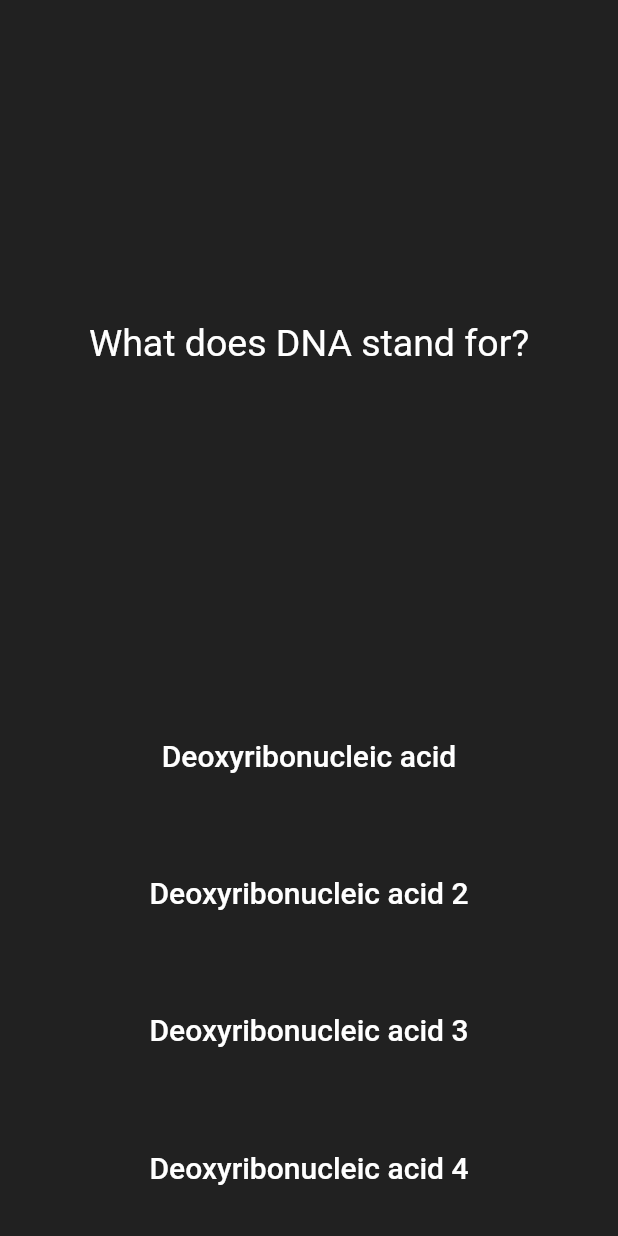
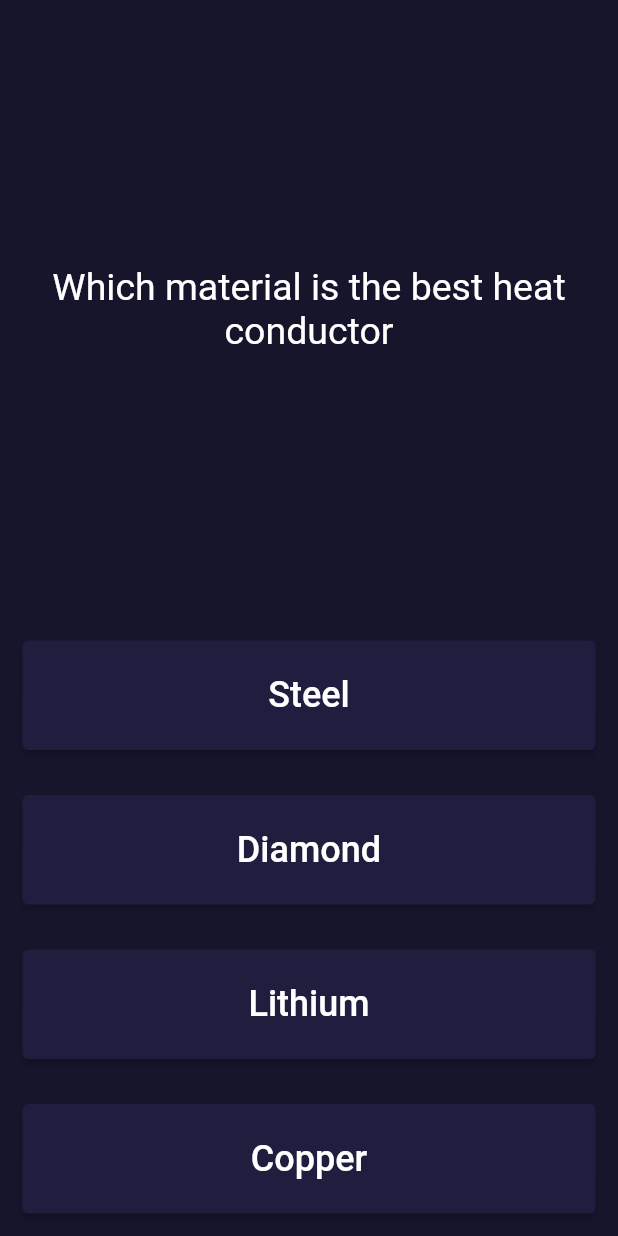
Before and after one commit to PauloMendesGit/ScienceQuiz, a Flutter app: the screen it shows after launch, on a phone screen of 412 x 824 dp. Run offline on Flutter 3.47's test engine with Material 2 defaults, Android fonts, the phone set to English and light mode, and no system bars; missing offline and left inert: dart:ffi.

Commit message:
Button color change based on answer

```diff
--- a/lib/main.dart
+++ b/lib/main.dart
@@ -1,8 +1,8 @@
 import 'dart:ffi';
-
 import 'package:flutter/material.dart';
 //import 'package:rflutter_alert/rflutter_alert.dart';
 import 'quiz_brain.dart';
+import 'dart:async';
 
 QuizBrain quizBrain = QuizBrain();
 
@@ -20,10 +20,7 @@ class ScienceQuiz extends StatelessWidget {
       home: Scaffold(
         backgroundColor: Colors.grey.shade900,
         body: SafeArea(
-          child: Padding(
-            padding: EdgeInsets.symmetric(horizontal: 10.0),
           child: ScienceQuizPage(),
-          ),
         ),
       ),
     );
@@ -37,65 +34,38 @@ class ScienceQuizPage extends StatefulWidget {
 
 class _ScienceQuizPageState extends State<ScienceQuizPage> {
   List<Icon> scoreKeeper = [];
+  late AnimationController _animationController;
+  late Animation _colorTween;
+  var currentButtonColor = Color.fromRGBO(32, 30, 63, 1);
 
-  void checkAnswer(String userPickedAnswer) {
+  bool checkAnswer(String userPickedAnswer) {
     String correctAnswer = quizBrain.getCorrectAnswer();
-
-    setState(() {
-      //TODO: Step 4 - Use IF/ELSE to check if we've reached the end of the quiz. If so,
-      //On the next line, you can also use if (quizBrain.isFinished()) {}, it does the same thing.
-      if (quizBrain.isFinished() == true) {
-        //TODO Step 4 Part A - show an alert using rFlutter_alert,
-
-        //This is the code for the basic alert from the docs for rFlutter Alert:
-        //Alert(context: context, title: "RFLUTTER", desc: "Flutter is awesome.").show();
-
-        //Modified for our purposes:
-        AlertDialog(
-            title: const Text('AlertDialog Title'),
-            content: SingleChildScrollView(
-              child: ListBody(
-              children: const <Widget>[
-                Text('This is a demo alert dialog.'),
-                Text('Would you like to approve of this message?'),
-              ],
-      )
-            )
-        );
-
-        //TODO Step 4 Part C - reset the questionNumber,
-        quizBrain.reset();
-
-        //TODO Step 4 Part D - empty out the scoreKeeper.
-        scoreKeeper = [];
+    //TODO: Step 6 - If we've not reached the end, ELSE do the answer checking steps below
+    if (userPickedAnswer == correctAnswer) {
+      return true;
+    } else {
+      return false;
     }
 
-      //TODO: Step 6 - If we've not reached the end, ELSE do the answer checking steps below 👇
-      else {
-        if (userPickedAnswer == correctAnswer) {
-          scoreKeeper.add(Icon(
-            Icons.check,
-            color: Colors.green,
-          ));
-        } else {
-          scoreKeeper.add(Icon(
-            Icons.close,
-            color: Colors.red,
-          ));
-        }
         quizBrain.nextQuestion();
-      }
-    });
+
   }
 
   @override
   Widget build(BuildContext context) {
-    return Column(
+    double width = MediaQuery.of(context).size.width;
+    double height = MediaQuery.of(context).size.height;
+
+    return  Container(
+        color:  Color.fromRGBO(23, 21, 43, 1),
+        width: width,
+        height: height,
+        child: Column(
           mainAxisAlignment: MainAxisAlignment.spaceBetween,
           crossAxisAlignment: CrossAxisAlignment.stretch,
           children: <Widget>[
             Expanded(
-          flex: 5,
+              flex: 4,
               child: Padding(
                 padding: EdgeInsets.all(10.0),
                 child: Center(
@@ -110,35 +80,71 @@ class _ScienceQuizPageState extends State<ScienceQuizPage> {
                 ),
               ),
             ),
-        answerButton(0),
-        answerButton(1),
-        answerButton(2),
-        answerButton(3),
+            Expanded(
+              flex: 4,
+              child: Column(
+                mainAxisAlignment: MainAxisAlignment.spaceBetween,
+                crossAxisAlignment: CrossAxisAlignment.stretch,
+                children: [
+                  answerButton(0, false),
+                  answerButton(1, false),
+                  answerButton(2, false),
+                  answerButton(3, false),
+                ],
+              ),
+            ),
             Row(
               children: scoreKeeper,
             )
           ],
-    );
+        ));
   }
 
-  Widget answerButton(int questionNumber) {
+  Widget answerButton(int questionNumber, bool wasPressed) {
+    var defaultButtonColor = Color.fromRGBO(32, 30, 63, 1);
+    var correctAnswerColor = Color.fromRGBO(0, 190, 180, 1);
+    var wrongAnswerColor = Color.fromRGBO(200, 55, 70, 1);
+    var isCorrect = true;
+
     return Expanded(
         child: Padding(
           padding: EdgeInsets.all(15.0),
-        child: TextButton(
+          child: ElevatedButton(
+              style: ButtonStyle(
+                backgroundColor: MaterialStateProperty.all<Color>(currentButtonColor),
+                overlayColor: MaterialStateProperty.resolveWith<Color?>(
+                      (Set<MaterialState> states) {
+                        return currentButtonColor;
+                      }
+                ),
+              ),
+
               child: Text(
                 quizBrain.getQuestionOptions()[questionNumber],
-            style: TextStyle(
-              fontSize: 20.0,
-              color: Colors.white,
+                style: TextStyle(fontSize: 24),
               ),
+              onPressed: () => setState(() {
+                isCorrect = checkAnswer(quizBrain.getQuestionOptions()[questionNumber]);
+                print(isCorrect);
+                if (isCorrect) {
+                  currentButtonColor = correctAnswerColor;
+                  setState(() {});
+                } else {
+                  currentButtonColor = wrongAnswerColor;
+                  setState(() {});
+                }
+
+                Timer(const Duration(seconds: 2), () {
+                  print('Next Question Please');
+                  quizBrain.nextQuestion();
+                  setState(() {
+                    currentButtonColor = defaultButtonColor;
+                  });
+                });
+              }
+
+              )
           ),
-          onPressed: () {
-//The user picked false.
-            checkAnswer(quizBrain.getQuestionOptions()[questionNumber]);
-          },
-        ),
-      ),
-    );
+        ));
   }
 }
--- a/lib/quiz_brain.dart
+++ b/lib/quiz_brain.dart
@@ -6,25 +6,26 @@ class QuizBrain {
   int _questionNumber = 0;
 
   List<Question> _questionBank = [
-    Question('What does DNA stand for?', ["Deoxyribonucleic acid", "Deoxyribonucleic acid 2", "Deoxyribonucleic acid 3", "Deoxyribonucleic acid 4"], "Deoxyribonucleic acid"),
-    Question('You can lead a cow down stairs but not up stairs.', ["Deoxyribonucleic acid", "Deoxyribonucleic acid", "Deoxyribonucleic acid", "Deoxyribonucleic acid"], "Deoxyribonucleic acid"),
-    Question('Approximately one quarter of human bones are in the feet.', ["Deoxyribonucleic acid", "Deoxyribonucleic acid", "Deoxyribonucleic acid", "Deoxyribonucleic acid"], "Deoxyribonucleic acid"),
-    Question('A slug\'s blood is green.', ["Deoxyribonucleic acid", "Deoxyribonucleic acid", "Deoxyribonucleic acid", "Deoxyribonucleic acid"], "Deoxyribonucleic acid"),
-    Question('Buzz Aldrin\'s mother\'s maiden name was \"Moon\".', ["Deoxyribonucleic acid", "Deoxyribonucleic acid", "Deoxyribonucleic acid", "Deoxyribonucleic acid"], "Deoxyribonucleic acid"),
-    Question('It is illegal to pee in the Ocean in Portugal.', ["Deoxyribonucleic acid", "Deoxyribonucleic acid", "Deoxyribonucleic acid", "Deoxyribonucleic acid"], "Deoxyribonucleic acid"),
-    Question(
-        'No piece of square dry paper can be folded in half more than 7 times.', ["Deoxyribonucleic acid", "Deoxyribonucleic acid", "Deoxyribonucleic acid", "Deoxyribonucleic acid"], "Deoxyribonucleic acid"),
-    Question(
-        'In London, UK, if you happen to die in the House of Parliament, you are technically entitled to a state funeral, because the building is considered too sacred a place.', ["Deoxyribonucleic acid", "Deoxyribonucleic acid", "Deoxyribonucleic acid", "Deoxyribonucleic acid"], "Deoxyribonucleic acid"),
-    Question(
-        'The loudest sound produced by any animal is 188 decibels. That animal is the African Elephant.', ["Deoxyribonucleic acid", "Deoxyribonucleic acid", "Deoxyribonucleic acid", "Deoxyribonucleic acid"], "Deoxyribonucleic acid"),
-    Question(
-        'The total surface area of two human lungs is approximately 70 square metres.', ["Deoxyribonucleic acid", "Deoxyribonucleic acid", "Deoxyribonucleic acid", "Deoxyribonucleic acid"], "Deoxyribonucleic acid"),
-    Question('Google was originally called \"Backrub\".', ["Deoxyribonucleic acid", "Deoxyribonucleic acid", "Deoxyribonucleic acid", "Deoxyribonucleic acid"], "Deoxyribonucleic acid"),
-    Question(
-        'Chocolate affects a dog\'s heart and nervous system; a few ounces are enough to kill a small dog.', ["Deoxyribonucleic acid", "Deoxyribonucleic acid", "Deoxyribonucleic acid", "Deoxyribonucleic acid"], "Deoxyribonucleic acid"),
-    Question(
-        'In West Virginia, USA, if you accidentally hit an animal with your car, you are free to take it home to eat.', ["Deoxyribonucleic acid", "Deoxyribonucleic acid", "Deoxyribonucleic acid", "Deoxyribonucleic acid"], "Deoxyribonucleic acid"),
+    Question('Which material is the best heat conductor', ["Steel", "Diamond", "Lithium", "Copper"], "Diamond"),
+    Question('The moon is _% the size of Earth.', ["2%", "18%", "10%", "27%"], "27%"),
+    Question('Which gas is responsible for the ripening of fruit?', ["Carbon Monoxide", "Methane", "Ethylene", "Phosphine"], "Ethylene"),
+    Question('What is another way of writing "3 x 2 x 1"?', ["3!", "3∑", "3^", "3∫˙"], "3!"),
+    Question('Which is a vertebrate?', ["Coral", "Jellyfish", "Eel", "Octopus"], "Eel"),
+    Question('The "atomic number" is the number of _ found in every atom of a chemical element.', ["Electrons", "Molecules", "Isotopes", "Protons"], "Protons"),
+    Question('Charles Babbage is considered the father of the _.', ["Battery", "Computer", "Chaos Theory", "Periodic Table"], "Computer"),
+    Question('In the human body, the pineal gland releases which hormone?', ["Adrenaline", "Melatonin", "Cortisol", "Testosterone"], "Melatonin"),
+    Question('A tesseract is a 4-dimensional equivalent of a _.', ["Cube", "Hexagon", "Helix", "Star Polygon"], "Cube"),
+    Question('You disagree with an idea being discussed in a group but stay quiet out of conformity. This is called _.', ["Anthropocentric Thinking", "Your Job", "Barnum Effect", "Groupthink"], "Groupthink"),
+    Question('What time system has days that last 23 h 56 min 4 s?', ["Binary clock", "Roman", "Ephemeris", "Sideral"], "Sideral"),
+    Question('The difference between speed and velocity is that velocity also considers _.', ["Acceleration", "Gravity", "Direction", "Tangent"], "Direction"),
+    Question('Which organism has the highest number of chromosomes?', ["Human", "Pidgeon", "Lion", "Strawberry"], "Pidgeon"),
+    Question('In geometry, what do you call a point where two or more lines meet?', ["Azimuth", "Tessellation", "Segment", "Vertex"], "Vertex"),
+    Question('Anemophily is pollination by _.', ["Wind", "Insects", "Water", "Anemones"], "Wind"),
+    Question('What do you call pieces of rock thrown into the air during a volcanic eruption?', ["Tephra", "Lahar", "Magma", "Fumarole"], "Tephra"),
+    Question('What term discribes an organism that can survive without oxygen?', ["Allotrope", "Inorganic", "Anaerobic", "Thylakoid"], "Anaerobic"),
+    Question('Which physics law is known as the "law of action and reaction?"', ["Newton's First Law", "Newton's Third Law", "Newton's Second Law", "Murphy's Law"], "Newton's Third Law"),
+    Question('What does the "N" stand for in DNA?', ["Nucleic", "Nesting", "Neutrino", "Neo-Alkane"], "Nucleic"),
+    Question('The ongoing mass extinction event cause my human activity is known as _.', ["Olson's Extinction", "Holocene Extinction", "Mulde Event", "Great Oxygenation Event"], "Holocene Extinction"),
   ];
 
   void nextQuestion() {
--- a/pubspec.yaml
+++ b/pubspec.yaml
@@ -11,7 +11,6 @@ dependencies:
     sdk: flutter
 
   cupertino_icons: ^1.0.2
-  rflutter_alert: ^1.0.2
 
 dev_dependencies:
   flutter_test:
```
Also changed, not shown: pubspec.lock, 2 other files. Lines whose indentation alone changed are shown as unchanged.
